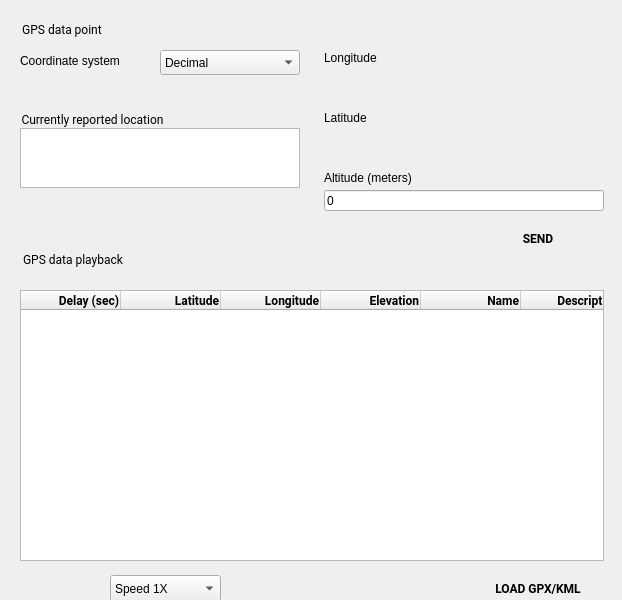
aosp-mirror/platform_external_qemu, file android/android-emu/android/skin/qt/extended-pages/location-page.ui: the form before one commit.
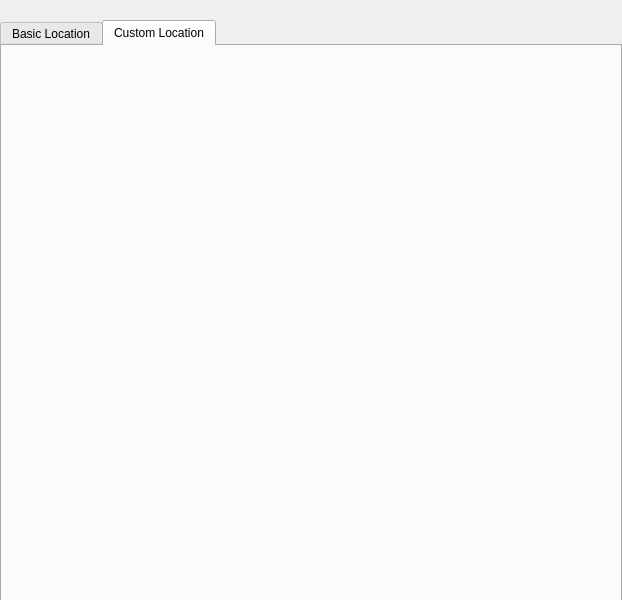
The form after the commit. The open tabs and pages were chosen to show the change. Icons and pictures are not drawn. Custom widgets are drawn as their Qt base class.

Commit message:
[DO NOT MERGE] Trying out QtWebEngine.
Has double rendering issues.

This is a simple map that just moves the marker to where ever you
click.

Diff of the .ui file:
```diff
--- a/android/android-emu/android/skin/qt/extended-pages/location-page.ui
+++ b/android/android-emu/android/skin/qt/extended-pages/location-page.ui
@@ -13,6 +13,22 @@
   <property name="windowTitle">
    <string>Form</string>
   </property>
+  <widget class="QTabWidget" name="tabWidget">
+   <property name="geometry">
+    <rect>
+     <x>0</x>
+     <y>20</y>
+     <width>622</width>
+     <height>600</height>
+    </rect>
+   </property>
+   <property name="currentIndex">
+    <number>0</number>
+   </property>
+   <widget class="QWidget" name="tab">
+    <attribute name="title">
+     <string>Basic Location</string>
+    </attribute>
   <widget class="QGroupBox" name="locationGroup_3">
    <property name="geometry">
     <rect>
@@ -521,6 +537,23 @@
      <family>Roboto</family>
     </font>
    </property>
+    </widget>
+   </widget>
+   <widget class="QWidget" name="customLocationTab">
+    <attribute name="title">
+     <string>Custom Location</string>
+    </attribute>
+    <widget class="QWidget" name="webEngineContainer">
+     <property name="geometry">
+      <rect>
+       <x>0</x>
+       <y>0</y>
+       <width>622</width>
+       <height>580</height>
+      </rect>
+     </property>
+    </widget>
+   </widget>
   </widget>
  </widget>
  <customwidgets>
```
Lines whose indentation alone changed are shown as unchanged. The commit also changes 4 other files.
